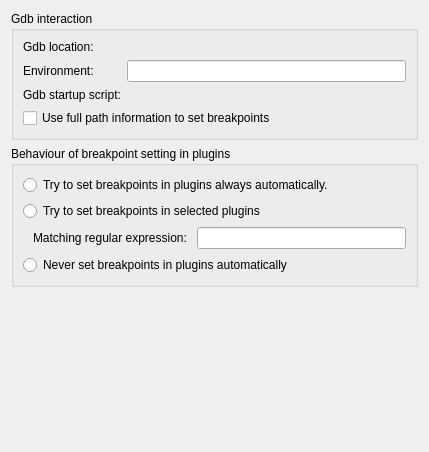
The window that src/plugins/debugger/gdb/gdboptionspage.ui (qt-creator/qt-creator) describes before a commit, drawn with Qt 5.
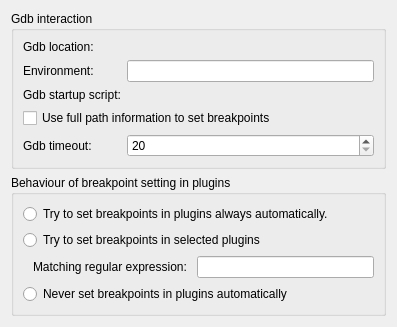
The same window after the commit. Custom widgets are drawn as their Qt base class.

Commit message:
debugger: make watchdog timeout configurable

Conflicts:

	src/plugins/debugger/debuggerplugin.cpp
	src/plugins/debugger/gdb/gdboptionspage.ui

```diff
--- a/src/plugins/debugger/gdb/gdboptionspage.ui
+++ b/src/plugins/debugger/gdb/gdboptionspage.ui
@@ -6,8 +6,8 @@
    <rect>
     <x>0</x>
     <y>0</y>
-    <width>429</width>
-    <height>452</height>
+    <width>397</width>
+    <height>322</height>
    </rect>
   </property>
   <layout class="QVBoxLayout" name="verticalLayout">
@@ -72,6 +72,45 @@
 to extract full path information for all source files from gdb. This is a
 slow process but enables setting breakpoints in files with the same file
 name in different directories.</string>
+        </property>
+        <property name="text">
+         <string>Use full path information to set breakpoints</string>
+        </property>
+       </widget>
+      </item>
+      <item row="4" column="0">
+       <widget class="QLabel" name="labelGdbWatchdogTimeout">
+        <property name="text">
+         <string>Gdb timeout:</string>
+        </property>
+       </widget>
+      </item>
+      <item row="4" column="1">
+       <widget class="QSpinBox" name="spinBoxGdbWatchdogTimeout">
+        <property name="toolTip">
+         <string>This is the number of second Qt Creator will wait before
+it terminates non-reacting gdb process. The default value of 20 seconds
+should be sufficient for most applications, but there are situations when
+loading big libraries or listing source files takes much longer than that
+on slow machines. In this case the value should be increased.</string>
+        </property>
+        <property name="layoutDirection">
+         <enum>Qt::LeftToRight</enum>
+        </property>
+        <property name="specialValueText">
+         <string>&lt;unlimited&gt;</string>
+        </property>
+        <property name="minimum">
+         <number>20</number>
+        </property>
+        <property name="maximum">
+         <number>1000000</number>
+        </property>
+        <property name="singleStep">
+         <number>20</number>
+        </property>
+        <property name="value">
+         <number>20</number>
         </property>
        </widget>
       </item>
```
Left out of the diff: 9 changed lines with no effect on the pictures. The commit also changes 6 other files.
